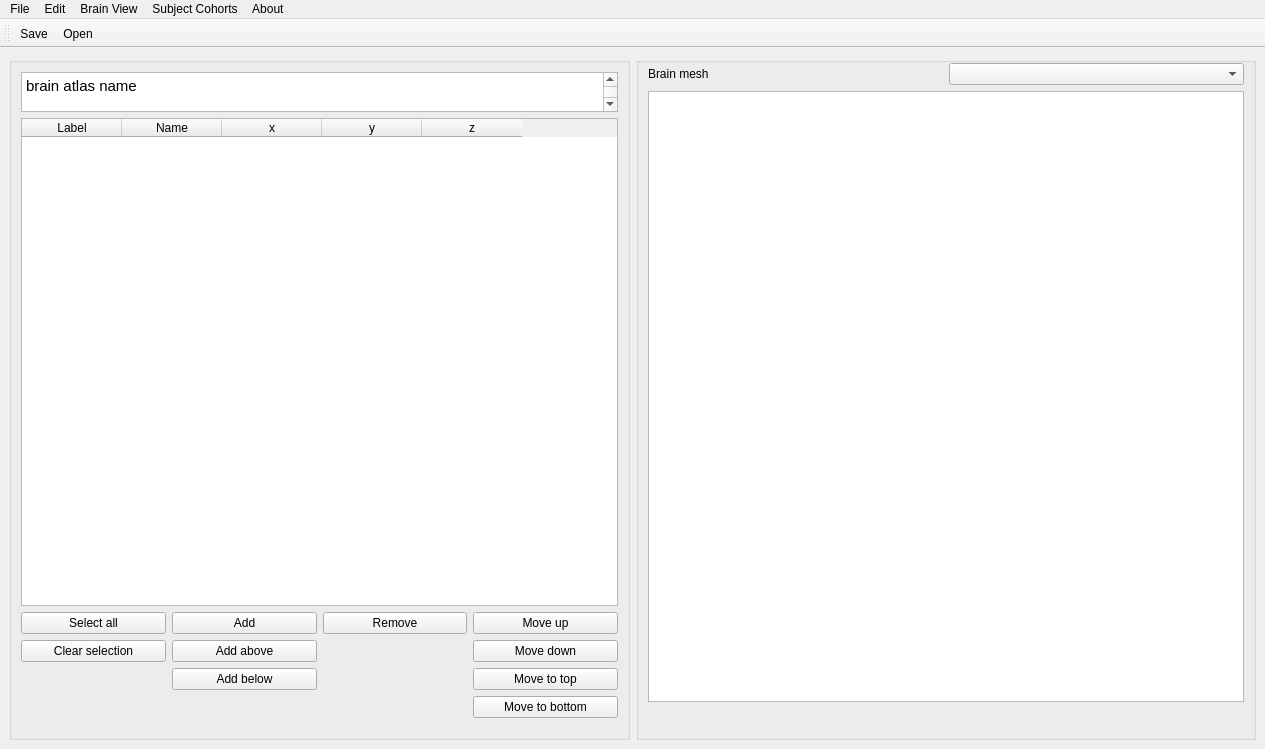
First picture: the form in braphy/gui/ui_files/brain_atlas.ui, repository softmatterlab/Braph-2.0-Python, before the edit.
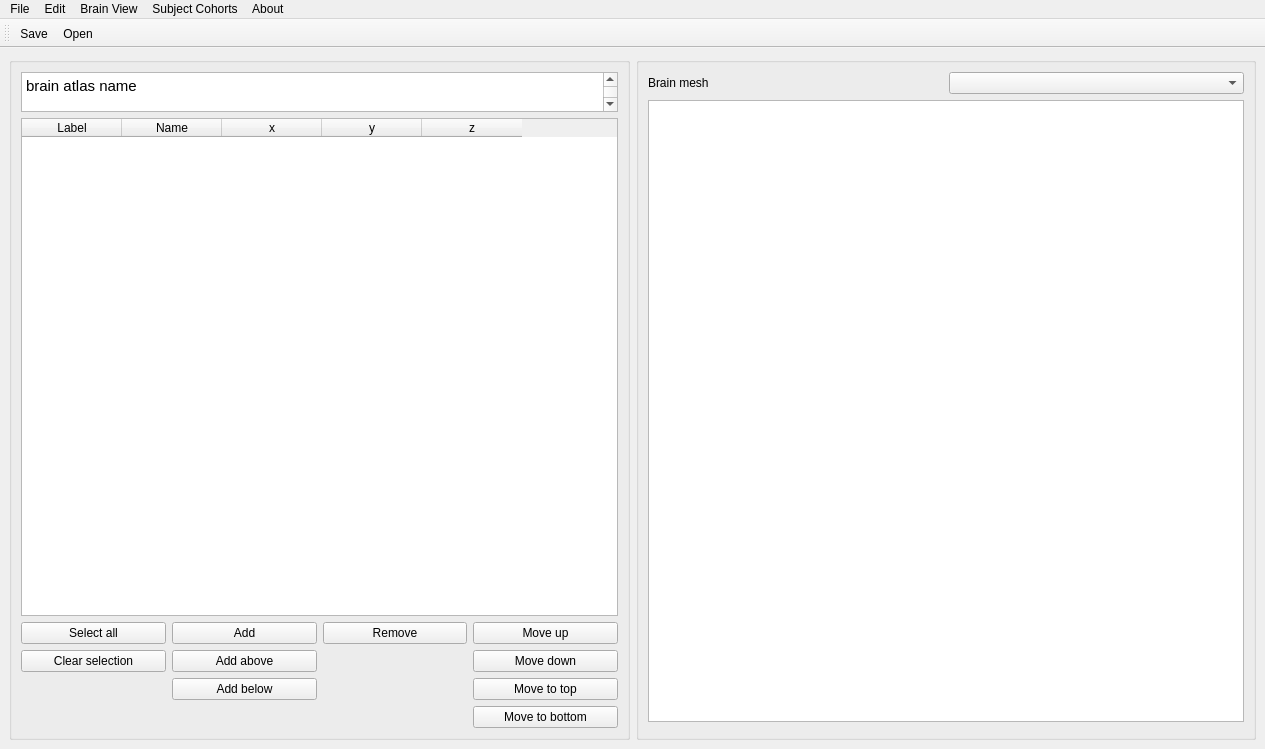
Second picture: the form after the edit. Icons and pictures are not drawn. Custom widgets are drawn as their Qt base class.

Commit message: Set layout constraints for brain atlas

Diff of the .ui file:
```diff
--- a/braphy/gui/ui_files/brain_atlas.ui
+++ b/braphy/gui/ui_files/brain_atlas.ui
@@ -27,6 +27,21 @@
        <string/>
       </property>
       <layout class="QVBoxLayout" name="verticalLayout_4">
+       <property name="spacing">
+        <number>6</number>
+       </property>
+       <property name="leftMargin">
+        <number>9</number>
+       </property>
+       <property name="topMargin">
+        <number>9</number>
+       </property>
+       <property name="rightMargin">
+        <number>9</number>
+       </property>
+       <property name="bottomMargin">
+        <number>9</number>
+       </property>
        <item>
         <widget class="QTextEdit" name="textAtlasName">
          <property name="sizePolicy">
@@ -95,7 +110,10 @@
        <item>
         <layout class="QGridLayout" name="gridLayout">
          <property name="bottomMargin">
-          <number>10</number>
+          <number>0</number>
+         </property>
+         <property name="spacing">
+          <number>6</number>
          </property>
          <item row="0" column="0">
           <widget class="QPushButton" name="btnSelectAll">
@@ -184,8 +202,20 @@
        <string/>
       </property>
       <layout class="QVBoxLayout" name="verticalLayout_3">
+       <property name="spacing">
+        <number>6</number>
+       </property>
+       <property name="leftMargin">
+        <number>9</number>
+       </property>
        <property name="topMargin">
-        <number>0</number>
+        <number>9</number>
+       </property>
+       <property name="rightMargin">
+        <number>9</number>
+       </property>
+       <property name="bottomMargin">
+        <number>9</number>
        </property>
        <item>
         <layout class="QHBoxLayout" name="horizontalLayout_5">
@@ -209,11 +239,14 @@
        </item>
        <item>
         <layout class="QVBoxLayout" name="verticalLayout_2">
+         <property name="spacing">
+          <number>0</number>
+         </property>
          <property name="leftMargin">
           <number>0</number>
          </property>
          <property name="topMargin">
-          <number>20</number>
+          <number>0</number>
          </property>
          <property name="rightMargin">
           <number>0</number>
```
Left out of the diff: 10 changed lines with no effect on the pictures. The commit also changes 1 other file.
